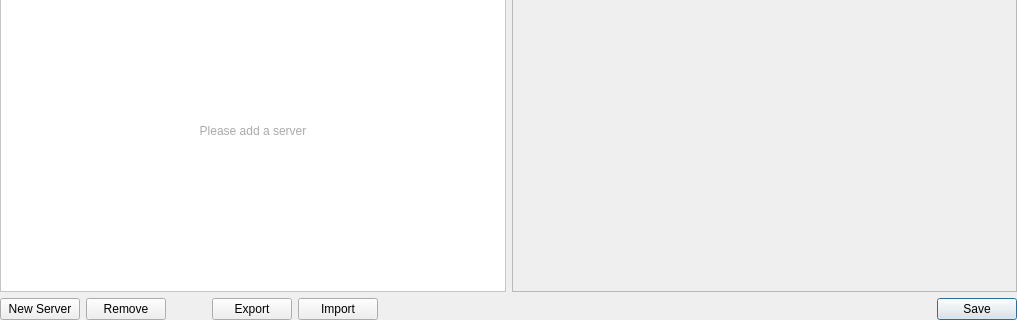
First picture: the form in geocatbridge/ui/serverconnectionswidget.ui, repository GeoCat/qgis-bridge-plugin, before the edit; both pictures show x 0 to 1017 and y 359 to 679 of the 1017 by 679 pixel window.
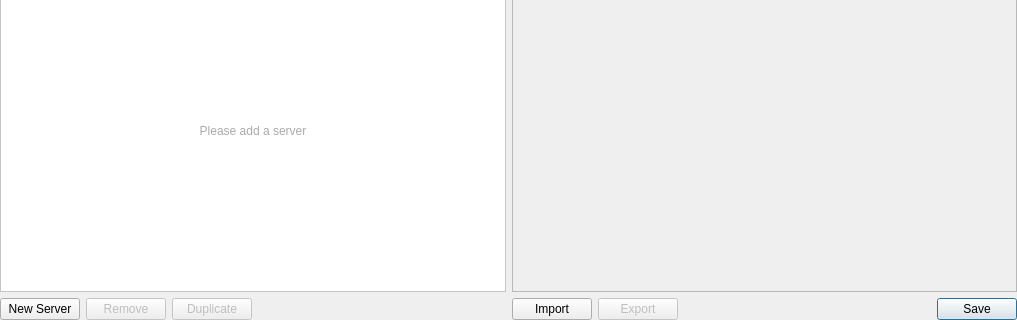
Second picture: the form after the edit. The open tabs and pages were chosen to show the change.

The edit to the form file:
```diff
--- a/geocatbridge/ui/serverconnectionswidget.ui
+++ b/geocatbridge/ui/serverconnectionswidget.ui
@@ -91,18 +91,31 @@
      </item>
      <item>
       <widget class="QPushButton" name="buttonRemove">
+       <property name="enabled">
+        <bool>false</bool>
+       </property>
        <property name="text">
         <string>Remove</string>
        </property>
       </widget>
      </item>
+     <item>
+      <widget class="QPushButton" name="buttonDuplicate">
+       <property name="enabled">
+        <bool>false</bool>
+       </property>
+       <property name="text">
+        <string>Duplicate</string>
+       </property>
+      </widget>
+     </item>
      <item>
       <spacer name="horizontalSpacer_3">
        <property name="orientation">
         <enum>Qt::Horizontal</enum>
        </property>
        <property name="sizeType">
-        <enum>QSizePolicy::Fixed</enum>
+        <enum>QSizePolicy::MinimumExpanding</enum>
        </property>
        <property name="sizeHint" stdset="0">
         <size>
@@ -113,7 +126,20 @@
       </spacer>
      </item>
      <item>
-      <widget class="QPushButton" name="btnSaveServers">
+      <widget class="QPushButton" name="buttonImport">
+       <property name="toolTip">
+        <string>Import servers (*.json)</string>
+       </property>
+       <property name="text">
+        <string>Import</string>
+       </property>
+      </widget>
+     </item>
+     <item>
+      <widget class="QPushButton" name="buttonExport">
+       <property name="enabled">
+        <bool>false</bool>
+       </property>
        <property name="toolTip">
         <string>Export servers (*.json)</string>
        </property>
@@ -125,21 +151,14 @@
        </property>
       </widget>
      </item>
-     <item>
-      <widget class="QPushButton" name="btnLoadServers">
-       <property name="toolTip">
-        <string>Import servers (*.json)</string>
-       </property>
-       <property name="text">
-        <string>Import</string>
-       </property>
-      </widget>
-     </item>
      <item>
       <spacer name="horizontalSpacer">
        <property name="orientation">
         <enum>Qt::Horizontal</enum>
        </property>
+       <property name="sizeType">
+        <enum>QSizePolicy::MinimumExpanding</enum>
+       </property>
        <property name="sizeHint" stdset="0">
         <size>
          <width>40</width>
@@ -165,13 +184,6 @@
    </item>
   </layout>
  </widget>
- <customwidgets>
-  <customwidget>
-   <class>QgsFileWidget</class>
-   <extends>QWidget</extends>
-   <header>qgsfilewidget.h</header>
-  </customwidget>
- </customwidgets>
  <resources/>
  <connections/>
 </ui>
```
Left out of the diff: 22 changed lines with no effect on the pictures.
